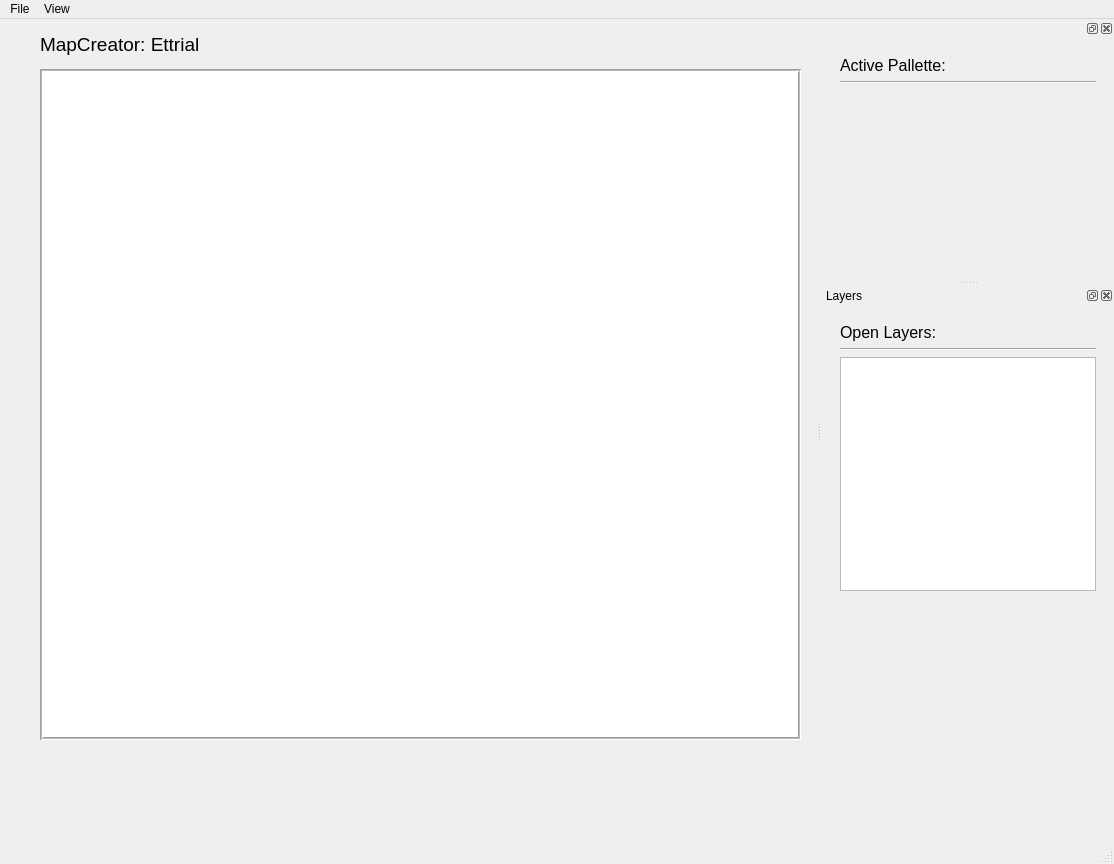
Old version of the form data/ui_layouts/main_app_fixed_layout.ui in the repository norsini1515/MapCreator.
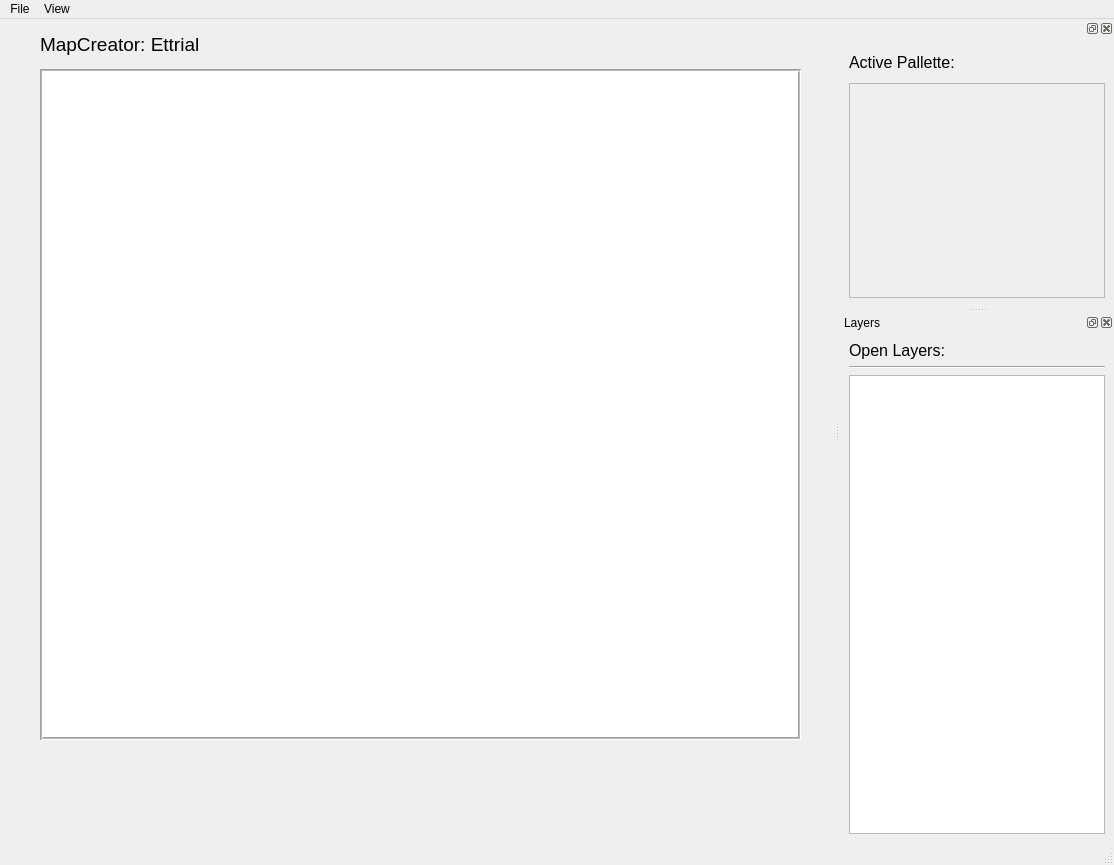
New version of the form. Custom widgets are drawn as their Qt base class.

Commit message: Add palette controls UI and refactor schemas

The edit to the form file:
```diff
--- a/data/ui_layouts/main_app_fixed_layout.ui
+++ b/data/ui_layouts/main_app_fixed_layout.ui
@@ -7,7 +7,7 @@
     <x>0</x>
     <y>0</y>
     <width>1114</width>
-    <height>864</height>
+    <height>865</height>
    </rect>
   </property>
   <property name="windowTitle">
@@ -62,15 +62,28 @@
    <attribute name="dockWidgetArea">
     <number>2</number>
    </attribute>
-   <widget class="QWidget" name="dockWidgetContents_2">
-    <layout class="QVBoxLayout" name="verticalLayout_layercontrol_outer"><item><widget class="QWidget" name="layer_control_container"><layout class="QVBoxLayout" name="verticalLayout_layercontrol"><item><widget class="QLabel" name="active_pallete_label">
-     <property name="geometry">
-      <rect>
-       <x>10</x>
-       <y>10</y>
-       <width>99</width>
-       <height>21</height>
-      </rect>
+   <widget class="QWidget" name="PaletteControls_Contents">
+    <layout class="QVBoxLayout" name="verticalLayout">
+     <item>
+      <layout class="QVBoxLayout" name="PaletteControlsVLayout">
+       <item>
+        <layout class="QHBoxLayout" name="horizontalLayout">
+         <property name="sizeConstraint">
+          <enum>QLayout::SizeConstraint::SetFixedSize</enum>
+         </property>
+         <item>
+          <widget class="QLabel" name="active_palette_label">
+           <property name="sizePolicy">
+            <sizepolicy hsizetype="Preferred" vsizetype="Fixed">
+             <horstretch>0</horstretch>
+             <verstretch>0</verstretch>
+            </sizepolicy>
+           </property>
+           <property name="minimumSize">
+            <size>
+             <width>0</width>
+             <height>30</height>
+            </size>
      </property>
      <property name="font">
       <font>
@@ -78,39 +91,63 @@
       </font>
      </property>
      <property name="text">
-      <string>Active Pallette:</string>
-     </property>
-    </widget>
-    </item><item><widget class="Line" name="line">
-     <property name="geometry">
-      <rect>
-       <x>10</x>
-       <y>40</y>
-       <width>256</width>
-       <height>16</height>
-      </rect>
-     </property>
+            <string>Active Pallette: </string>
+           </property>
+          </widget>
+         </item>
+         <item>
+          <spacer name="horizontalSpacer">
      <property name="orientation">
       <enum>Qt::Orientation::Horizontal</enum>
      </property>
-    </widget>
-    </item><item><widget class="PalleteButton" name="pushButton">
-     <property name="geometry">
-      <rect>
-       <x>10</x>
-       <y>50</y>
-       <width>44</width>
-       <height>26</height>
-      </rect>
-     </property>
-     <property name="text">
-      <string />
-     </property>
-     <property name="flat">
+           <property name="sizeHint" stdset="0">
+            <size>
+             <width>40</width>
+             <height>20</height>
+            </size>
+           </property>
+          </spacer>
+         </item>
+        </layout>
+       </item>
+       <item>
+        <widget class="QScrollArea" name="scrollArea">
+         <property name="widgetResizable">
       <bool>true</bool>
      </property>
-    </widget>
-   </item><item><spacer name="verticalSpacer_layercontrol"><property name="orientation"><enum>Qt::Vertical</enum></property><property name="sizeHint"><size><width>20</width><height>40</height></size></property></spacer></item></layout></widget></item></layout></widget>
+         <widget class="QWidget" name="paletteButtonsWidget">
+          <property name="geometry">
+           <rect>
+            <x>0</x>
+            <y>0</y>
+            <width>252</width>
+            <height>245</height>
+           </rect>
+          </property>
+          <property name="sizePolicy">
+           <sizepolicy hsizetype="Expanding" vsizetype="Preferred">
+            <horstretch>0</horstretch>
+            <verstretch>0</verstretch>
+           </sizepolicy>
+          </property>
+          <widget class="QWidget" name="gridLayoutWidget">
+           <property name="geometry">
+            <rect>
+             <x>-11</x>
+             <y>-1</y>
+             <width>271</width>
+             <height>251</height>
+            </rect>
+           </property>
+           <layout class="QGridLayout" name="paletteButtonsGrid"/>
+          </widget>
+         </widget>
+        </widget>
+       </item>
+      </layout>
+     </item>
+    </layout>
+   </widget>
   </widget>
   <widget class="QDockWidget" name="OpenLayersListDock">
    <property name="floating">
@@ -123,15 +160,11 @@
     <number>2</number>
    </attribute>
    <widget class="QWidget" name="dockWidgetContents_Layers">
-    <layout class="QVBoxLayout" name="verticalLayout_openlayers_outer"><item><widget class="QWidget" name="open_layers_container"><layout class="QVBoxLayout" name="verticalLayout_openlayers"><item><widget class="QLabel" name="open_layers_label">
-     <property name="geometry">
-      <rect>
-       <x>9</x>
-       <y>9</y>
-       <width>90</width>
-       <height>21</height>
-      </rect>
-     </property>
+    <layout class="QVBoxLayout" name="verticalLayout_openlayers_outer">
+     <item>
+      <layout class="QVBoxLayout" name="verticalLayout_openlayers">
+       <item>
+        <widget class="QLabel" name="open_layers_label">
      <property name="font">
       <font>
        <pointsize>12</pointsize>
@@ -141,33 +174,25 @@
       <string>Open Layers:</string>
      </property>
     </widget>
-    </item><item><widget class="Line" name="line_2">
-     <property name="geometry">
-      <rect>
-       <x>9</x>
-       <y>36</y>
-       <width>256</width>
-       <height>16</height>
-      </rect>
-     </property>
+       </item>
+       <item>
+        <widget class="Line" name="line_2">
      <property name="orientation">
       <enum>Qt::Orientation::Horizontal</enum>
      </property>
     </widget>
-    </item><item><widget class="OpenLayersList" name="OpenLayersList">
-     <property name="geometry">
-      <rect>
-       <x>9</x>
-       <y>45</y>
-       <width>256</width>
-       <height>192</height>
-      </rect>
-     </property>
+       </item>
+       <item>
+        <widget class="OpenLayersList" name="OpenLayersList">
      <property name="styleSheet">
-      <string notr="true" />
-     </property>
-    </widget>
-   </item><item><spacer name="verticalSpacer_openlayers"><property name="orientation"><enum>Qt::Vertical</enum></property><property name="sizeHint"><size><width>20</width><height>40</height></size></property></spacer></item></layout></widget></item></layout></widget>
+          <string notr="true"/>
+         </property>
+        </widget>
+       </item>
+      </layout>
+     </item>
+    </layout>
+   </widget>
   </widget>
   <widget class="QMenuBar" name="menubar">
    <property name="geometry">
@@ -232,11 +257,6 @@
   </action>
  </widget>
  <customwidgets>
-  <customwidget>
-   <class>PalleteButton</class>
-   <extends>QPushButton</extends>
-   <header>palletebutton.h</header>
-  </customwidget>
   <customwidget>
    <class>LayerView</class>
    <extends>QGraphicsView</extends>
```
Left out of the diff: 35 changed lines with no effect on the pictures. Lines whose indentation alone changed are shown as unchanged. The commit also changes 5 other files.
